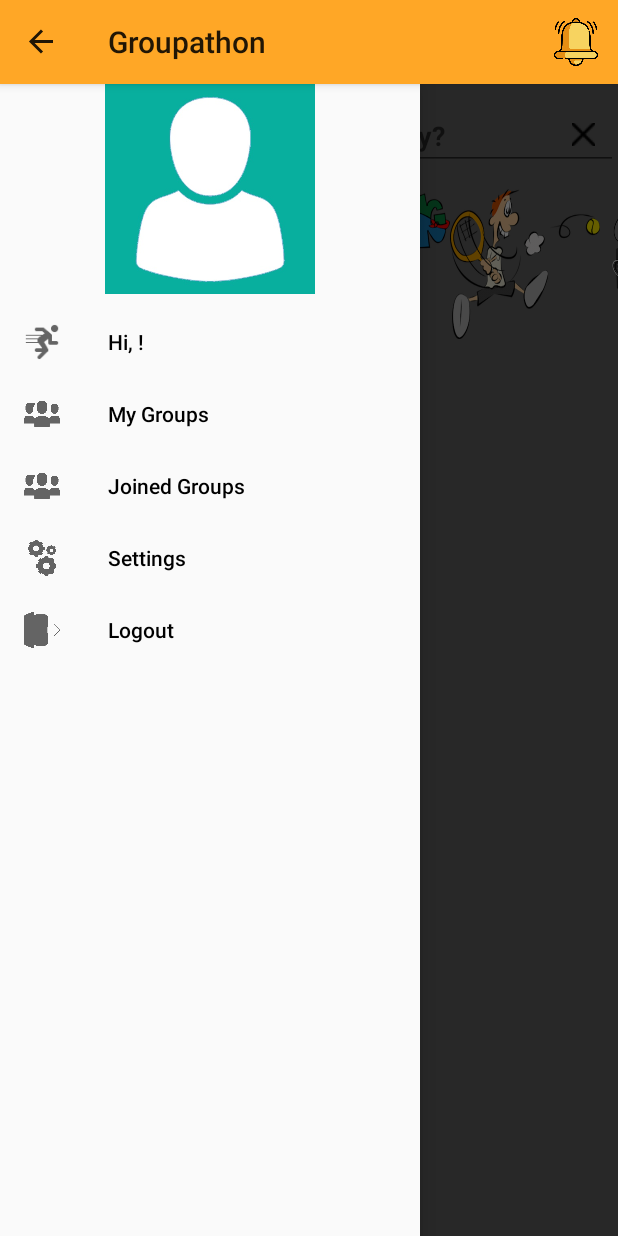
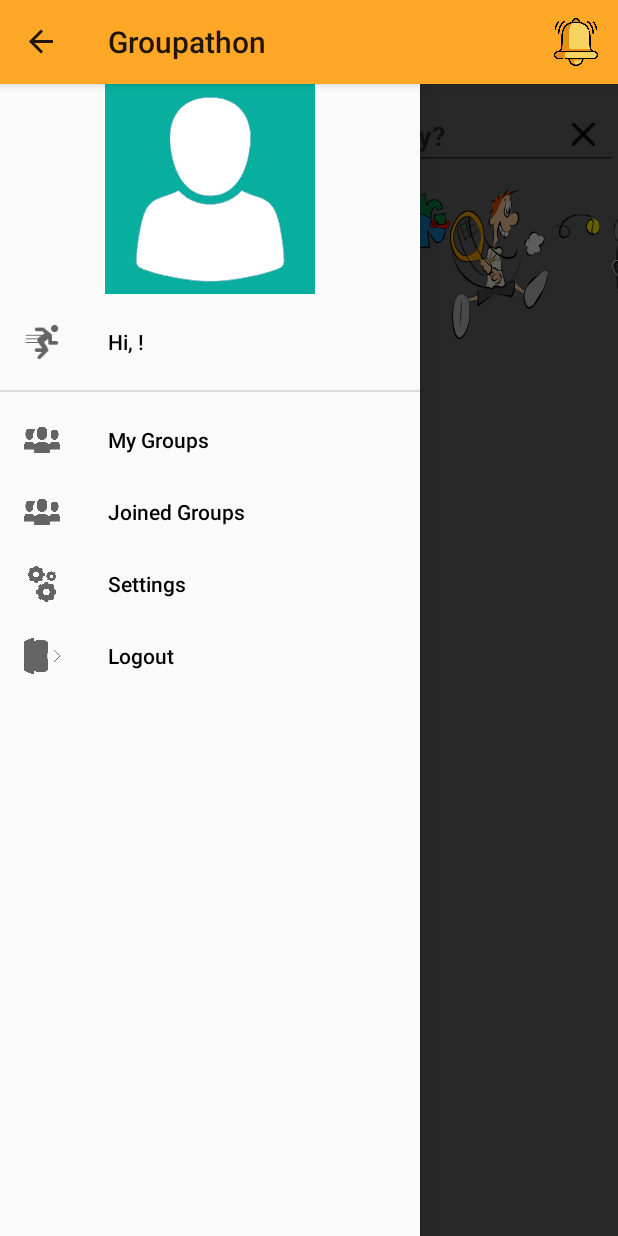
Before and after one commit to usurakod/Groupathon2, an Android app: the MainActivity screen opened directly, with no data from a screen before it, with the side drawer open, on a phone screen of 412 x 824 dp. Run offline under Robolectric (Android 15) with nearby library versions, the phone set to English and light mode, and no system bars; our stand-ins replace Firebase (no records; nobody signed in at launch, a user with empty details on screens opened directly); pictures from the network do not load.

Commit message:
adding line

```diff
--- a/Groupathon/app/src/main/res/menu/menu_navigation.xml
+++ b/Groupathon/app/src/main/res/menu/menu_navigation.xml
@@ -1,15 +1,20 @@
 <?xml version="1.0" encoding="utf-8"?>
 <menu xmlns:android="http://schemas.android.com/apk/res/android">
+
+    <group
+        android:id="@+id/menu_top"
+        android:checkableBehavior="single">
+
     <item android:id="@+id/Username"
         android:icon="@mipmap/user1"
         android:title="Username"/>
+    </group>
 
-    <View
-        android:layout_width="wrap_content"
-        android:layout_height="1dp"
-        android:layout_marginTop="20dp"
-        android:layout_below="@+id/detail_text"
-        android:background="@color/common_google_signin_btn_text_dark_focused"/>
+
+
+    <group
+        android:id="@+id/menu_bottom"
+        android:checkableBehavior="none">
 
     <item android:id="@+id/mygroups"
         android:icon="@mipmap/networking"
@@ -26,5 +31,6 @@
     <item android:id="@+id/Logout"
         android:icon="@mipmap/logout_color"
         android:title="Logout"/>
+    </group>
 
 </menu>
```
